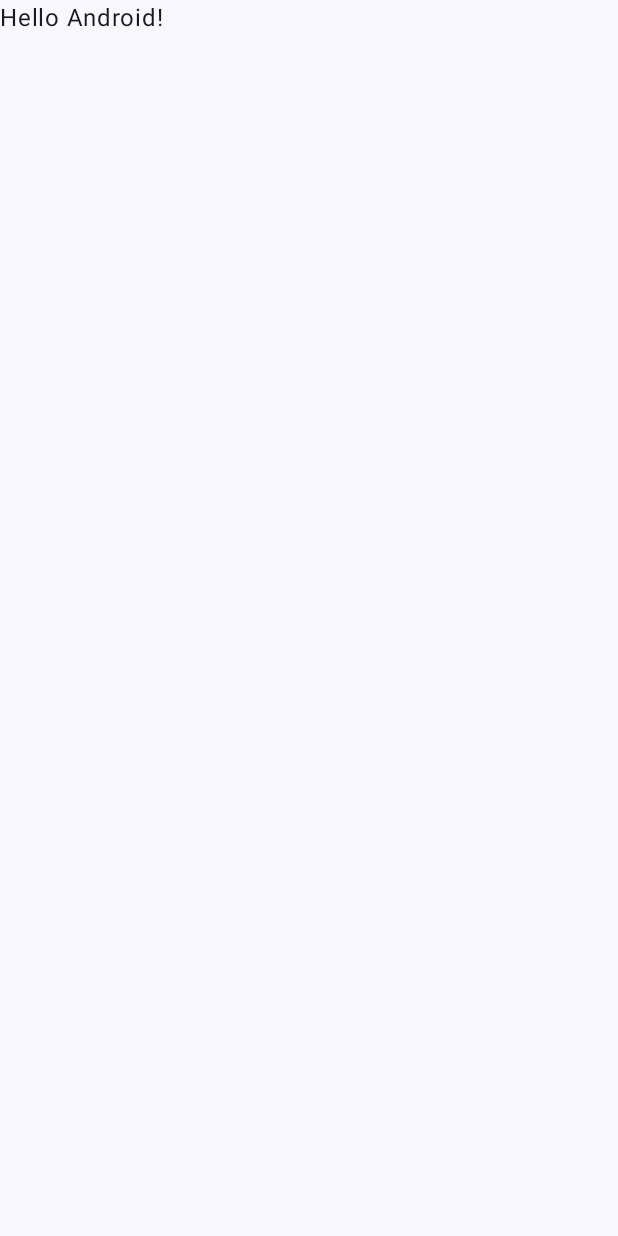
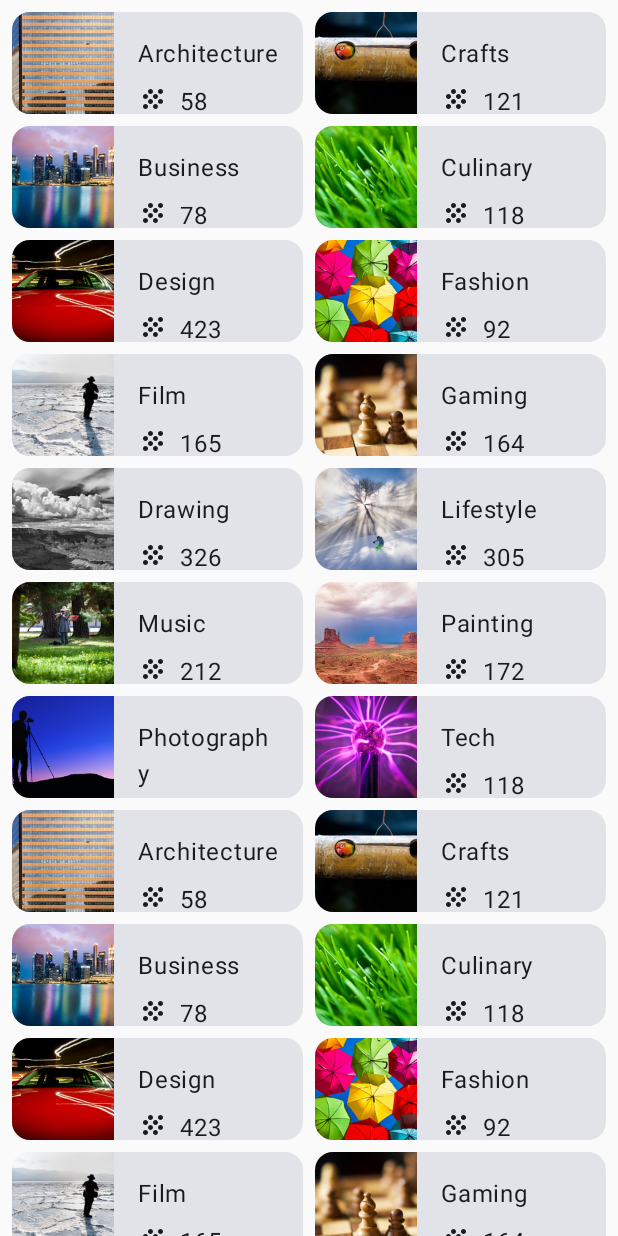
Before and after one commit to Gnarll/Android-basics, an Android app built with Jetpack Compose: the screen it shows after launch (MainActivity), on a phone screen of 412 x 824 dp. Before the commit the screen is almost empty. Run offline under Robolectric (Android 15) with nearby library versions, the phone set to English and light mode, and no system bars.

Commit message:
create topics layout

```diff
--- a/app/src/main/java/com/example/androidbasics/MainActivity.kt
+++ b/app/src/main/java/com/example/androidbasics/MainActivity.kt
@@ -4,13 +4,32 @@ import android.os.Bundle
 import androidx.activity.ComponentActivity
 import androidx.activity.compose.setContent
 import androidx.activity.enableEdgeToEdge
+import androidx.compose.foundation.Image
+import androidx.compose.foundation.layout.Arrangement
+import androidx.compose.foundation.layout.Column
+import androidx.compose.foundation.layout.PaddingValues
+import androidx.compose.foundation.layout.Row
+import androidx.compose.foundation.layout.Spacer
+import androidx.compose.foundation.layout.aspectRatio
 import androidx.compose.foundation.layout.fillMaxSize
+import androidx.compose.foundation.layout.height
 import androidx.compose.foundation.layout.padding
-import androidx.compose.material3.Scaffold
+import androidx.compose.foundation.layout.statusBarsPadding
+import androidx.compose.foundation.lazy.grid.GridCells
+import androidx.compose.foundation.lazy.grid.LazyVerticalGrid
+import androidx.compose.foundation.lazy.grid.items
+import androidx.compose.material3.Card
+import androidx.compose.material3.Icon
 import androidx.compose.material3.Text
 import androidx.compose.runtime.Composable
+import androidx.compose.ui.Alignment
 import androidx.compose.ui.Modifier
+import androidx.compose.ui.res.painterResource
+import androidx.compose.ui.res.stringResource
 import androidx.compose.ui.tooling.preview.Preview
+import androidx.compose.ui.unit.dp
+import com.example.androidbasics.data.Datasourse
+import com.example.androidbasics.model.Topic
 import com.example.androidbasics.ui.theme.AndroidBasicsTheme
 
 class MainActivity : ComponentActivity() {
@@ -19,11 +38,40 @@ class MainActivity : ComponentActivity() {
         enableEdgeToEdge()
         setContent {
             AndroidBasicsTheme {
-                Scaffold(modifier = Modifier.fillMaxSize()) { innerPadding ->
-                    Greeting(
-                        name = "Android",
-                        modifier = Modifier.padding(innerPadding)
-                    )
+                TopicsPreview(
+                    modifier = Modifier
+                        .fillMaxSize()
+                        .statusBarsPadding()
+                )
+            }
+        }
+    }
+}
+
+@Composable
+fun TopicCard(
+    topic: Topic, modifier: Modifier = Modifier
+) {
+
+    Card(
+        modifier = modifier
+            .height(68.dp)
+    ) {
+        Row {
+            Image(
+                painter = painterResource(topic.imageId),
+                contentDescription = null,
+                modifier = Modifier.aspectRatio(ratio = 1f)
+            )
+            Column(modifier = Modifier.padding(start = 16.dp, top = 16.dp, end = 16.dp)) {
+                Text(text = stringResource(topic.titleStringId))
+                Spacer(modifier = Modifier.height(8.dp))
+                Row(
+                    verticalAlignment = Alignment.CenterVertically,
+                    horizontalArrangement = Arrangement.spacedBy(8.dp)
+                ) {
+                    Icon(painter = painterResource(R.drawable.ic_grain), contentDescription = null)
+                    Text(text = topic.topicId.toString())
                 }
             }
         }
@@ -31,17 +79,23 @@ class MainActivity : ComponentActivity() {
 }
 
 @Composable
-fun Greeting(name: String, modifier: Modifier = Modifier) {
-    Text(
-        text = "Hello $name!",
+fun TopicGrid(topicList: List<Topic>, modifier: Modifier = Modifier) {
+    LazyVerticalGrid(
+        columns = GridCells.Fixed(2),
+        contentPadding = PaddingValues(8.dp),
+        horizontalArrangement = Arrangement.spacedBy(8.dp),
+        verticalArrangement = Arrangement.spacedBy(8.dp),
         modifier = modifier
-    )
+    ) {
+        items(topicList) { topic ->
+            TopicCard(topic = topic)
+        }
+    }
+
 }
 
 @Preview(showBackground = true)
 @Composable
-fun GreetingPreview() {
-    AndroidBasicsTheme {
-        Greeting("Android")
-    }
+fun TopicsPreview(modifier: Modifier = Modifier) {
+    TopicGrid(topicList = Datasourse.topics, modifier = modifier)
 }
--- /dev/null
+++ b/app/src/main/java/com/example/androidbasics/data/Datasourse.kt
@@ -0,0 +1,38 @@
+package com.example.androidbasics.data
+
+import com.example.androidbasics.R
+import com.example.androidbasics.model.Topic
+
+object Datasourse {
+    val topics: List<Topic> = listOf(
+        Topic(R.string.architecture, 58, R.drawable.architecture),
+        Topic(R.string.crafts, 121, R.drawable.crafts),
+        Topic(R.string.business, 78, R.drawable.business),
+        Topic(R.string.culinary, 118, R.drawable.culinary),
+        Topic(R.string.design, 423, R.drawable.design),
+        Topic(R.string.fashion, 92, R.drawable.fashion),
+        Topic(R.string.film, 165, R.drawable.film),
+        Topic(R.string.gaming, 164, R.drawable.gaming),
+        Topic(R.string.drawing, 326, R.drawable.drawing),
+        Topic(R.string.lifestyle, 305, R.drawable.lifestyle),
+        Topic(R.string.music, 212, R.drawable.music),
+        Topic(R.string.painting, 172, R.drawable.painting),
+        Topic(R.string.photography, 321, R.drawable.photography),
+        Topic(R.string.tech, 118, R.drawable.tech),
+        Topic(R.string.architecture, 58, R.drawable.architecture),
+        Topic(R.string.crafts, 121, R.drawable.crafts),
+        Topic(R.string.business, 78, R.drawable.business),
+        Topic(R.string.culinary, 118, R.drawable.culinary),
+        Topic(R.string.design, 423, R.drawable.design),
+        Topic(R.string.fashion, 92, R.drawable.fashion),
+        Topic(R.string.film, 165, R.drawable.film),
+        Topic(R.string.gaming, 164, R.drawable.gaming),
+        Topic(R.string.drawing, 326, R.drawable.drawing),
+        Topic(R.string.lifestyle, 305, R.drawable.lifestyle),
+        Topic(R.string.music, 212, R.drawable.music),
+        Topic(R.string.painting, 172, R.drawable.painting),
+        Topic(R.string.photography, 321, R.drawable.photography),
+        Topic(R.string.tech, 118, R.drawable.tech)
+
+    )
+}
--- /dev/null
+++ b/app/src/main/java/com/example/androidbasics/model/Topic.kt
@@ -0,0 +1,10 @@
+package com.example.androidbasics.model
+
+import androidx.annotation.DrawableRes
+import androidx.annotation.StringRes
+
+data class Topic(
+    @StringRes val titleStringId: Int,
+    val topicId: Int,
+    @DrawableRes val imageId: Int
+)
```
Also changed, not shown: 1 other file.
